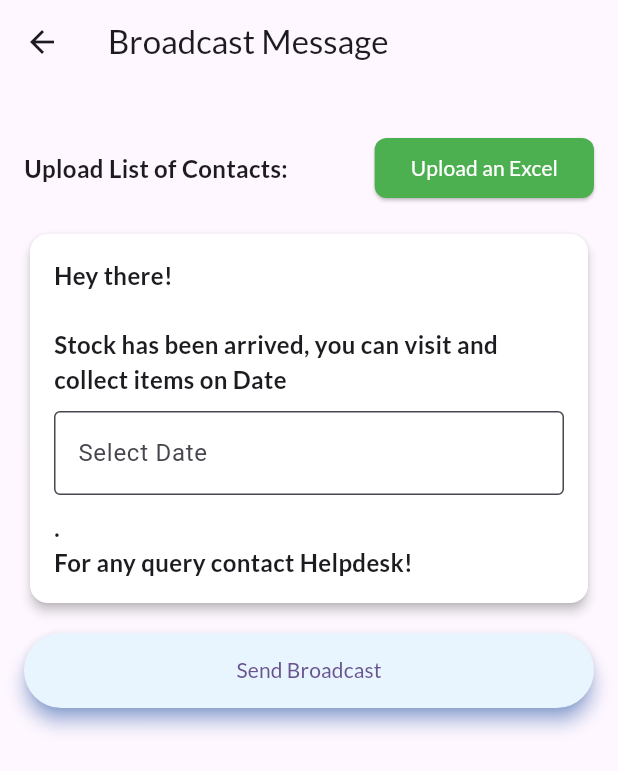
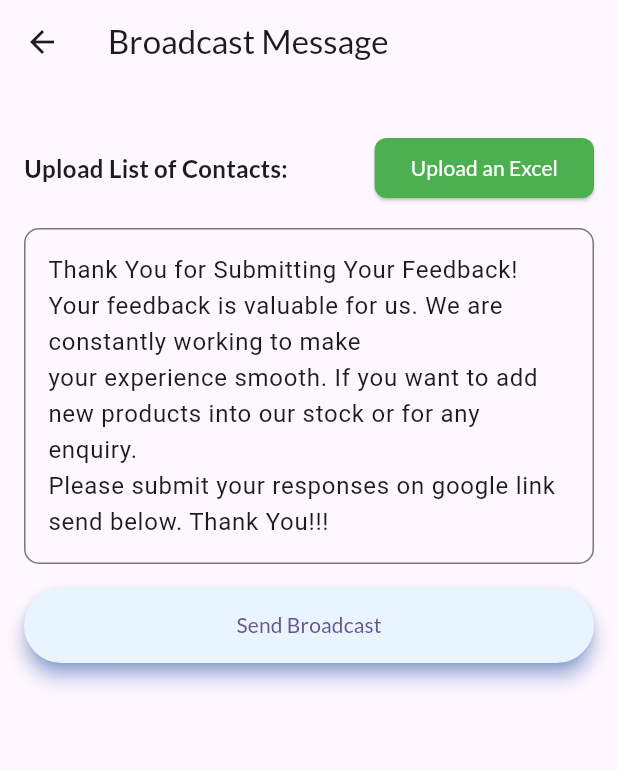
Before and after one commit to Gaurav-Vayuz/survey, a Flutter app: the BroadcastScreen screen opened directly, after a tap on "Upload an Excel", on a phone screen of 412 x 824 dp. Shown: the top 771 px of the screen. Run offline on Flutter 3.47's test engine with Material 3 defaults, Android fonts, the phone set to English and light mode, and no system bars; our stand-ins replace dio, file_picker, google_fonts, permission_handler, shared_preferences, syncfusion_flutter_datagrid; missing offline and left inert: excel; accounts and stored records are empty.

Commit message:
last commit

```diff
--- a/lib/admin/broadcast_screen.dart
+++ b/lib/admin/broadcast_screen.dart
@@ -1,5 +1,6 @@
 import 'dart:io';
 
+import 'package:file_picker/file_picker.dart';
 import 'package:flutter/material.dart';
 import 'package:google_fonts/google_fonts.dart';
 import 'package:provider/provider.dart';
@@ -7,6 +8,8 @@ import 'package:survey/provider/home_controller.dart';
 import 'package:survey/user/custom_elevated_button.dart';
 
 class BroadcastScreen extends StatefulWidget {
+  const BroadcastScreen({super.key});
+
   @override
   _BroadcastScreenState createState() => _BroadcastScreenState();
 }
@@ -29,13 +32,40 @@ class _BroadcastScreenState extends State<BroadcastScreen> {
   }
 
   HomeController? homeController;
-  String message = "This is Message by Admin";
+
   File? excelSheet;
+ final TextEditingController controller = TextEditingController();
   @override
   void initState() {
-    // TODO: implement initState
     homeController = Provider.of<HomeController>(context, listen: false);
+      controller.text =
+        '''Thank You for Submitting Your Feedback! Your feedback is valuable for us. We are constantly working to make
+your experience smooth. If you want to add new products into our stock or for any enquiry.
+Please submit your responses on google link send below. Thank You!!!
+Save this as default in textfield''';
     super.initState();
+  }
+
+  Future<void> _pickFile() async {
+    FilePickerResult? result = await FilePicker.platform.pickFiles(
+      type: FileType.custom,
+      allowedExtensions: ['xlsx',],
+    );
+
+    if (result != null) {
+      File file = File(result.files.single.path!);
+      if (file.lengthSync() <= 5 * 1024 * 1024) {
+        setState(() {
+          excelSheet = file;
+        });
+      } else {
+        ScaffoldMessenger.of(context).showSnackBar(const SnackBar(
+          content:
+              Text('File size exceeds 5 MB. Please select a smaller file.'),
+          backgroundColor: Colors.red,
+        ));
+      }
+    }
   }
 
   @override
@@ -50,19 +80,6 @@ class _BroadcastScreenState extends State<BroadcastScreen> {
         child: Column(
           crossAxisAlignment: CrossAxisAlignment.start,
           children: <Widget>[
-            // GestureDetector(
-            //   onTap: () {
-            //     // Handle template download
-            //   },
-            //   child: Text(
-            //     'Download Template: Template Format',
-            //     style: TextStyle(
-            //       color: Colors.blue,
-            //       fontWeight: FontWeight.bold,
-            //       decoration: TextDecoration.underline,
-            //     ),
-            //   ),
-            // ),
             const SizedBox(height: 16),
             Row(
               children: <Widget>[
@@ -74,9 +91,7 @@ class _BroadcastScreenState extends State<BroadcastScreen> {
                   ),
                 ),
                 ElevatedButton(
-                  onPressed: () {
-                    // Handle file upload
-                  },
+                  onPressed: _pickFile,
                   style: ElevatedButton.styleFrom(
                     backgroundColor: Colors.green,
                     shape: RoundedRectangleBorder(
@@ -89,58 +104,23 @@ class _BroadcastScreenState extends State<BroadcastScreen> {
               ],
             ),
             const SizedBox(height: 16),
-            Card(
-              color: Colors.white,
-              elevation: 3,
-              child: Container(
-                padding: const EdgeInsets.all(16),
-                child: Column(
-                  crossAxisAlignment: CrossAxisAlignment.start,
-                  children: [
-                    Text(
-                      'Hey there!\n\n'
-                      'Stock has been arrived, you can visit and collect items on Date ',
-                      style: GoogleFonts.lato(
-                        fontSize: 16,
-                        fontWeight: FontWeight.bold,
+              TextField(
+                controller: controller,
+                maxLines: 8,
+                decoration: InputDecoration(
+                  border: OutlineInputBorder(
+                    borderRadius: BorderRadius.circular(10),
+                  ),
+                  hintText: 'Enter your SMS template here',
                 ),
               ),
-                    const SizedBox(
-                      height: 10,
-                    ),
-                    GestureDetector(
-                      onTap: () => _selectDate(context),
-                      child: AbsorbPointer(
-                        child: TextField(
-                          controller: _dateController,
-                          decoration: const InputDecoration(
-                            hintText: 'Select Date',
-                            border: OutlineInputBorder(),
-                            filled: true,
-                            fillColor: Colors.white,
-                          ),
-                        ),
-                      ),
-                    ),
-                    const SizedBox(
-                      height: 10,
-                    ),
-                    Text(
-                      '.\nFor any query contact Helpdesk!',
-                      style: GoogleFonts.lato(
-                        fontSize: 16,
-                        fontWeight: FontWeight.bold,
-                      ),
-                    ),
-                  ],
-                ),
-              ),
-            ),
+
            const SizedBox(height: 16),
             CustomElevatedButton(
               onTap: () {
+                if (excelSheet?.path != null) {
                   homeController
-                    ?.sendBroadCastMessage(message, excelSheet, context)
+                      ?.sendBroadCastMessage(controller.text, excelSheet, context)
                       .then((value) {
                     if (value == true) {
                       ScaffoldMessenger.of(context).showSnackBar(const SnackBar(
@@ -154,6 +134,12 @@ class _BroadcastScreenState extends State<BroadcastScreen> {
                       ));
                     }
                   });
+                } else {
+                  ScaffoldMessenger.of(context).showSnackBar(const SnackBar(
+                    content: Text('Kindly add the xlsx sheet'),
+                    backgroundColor: Colors.red,
+                  ));
+                }
               },
               text: 'Send Broadcast',
             )
--- a/lib/admin/dashboard.dart
+++ b/lib/admin/dashboard.dart
@@ -62,7 +62,7 @@ class _CustomerDataScreenState extends State<CustomerDataScreen> {
       ),
       body: homeController!.loading
           ? const Center(child: CircularProgressIndicator())
-          : SfDataGrid(
+          : homeController!.userFormList.isNotEmpty? SfDataGrid(
               source: customerDataSource,
               columns: [
                 GridColumn(
@@ -106,7 +106,8 @@ class _CustomerDataScreenState extends State<CustomerDataScreen> {
                   ),
                 ),
               ],
-            ),
+            ):const Center(child: Text("No Data Found", style: TextStyle( fontSize: 24),)),
+
     );
   }
 }
--- a/lib/user/sign_in_screen.dart
+++ b/lib/user/sign_in_screen.dart
@@ -82,7 +82,7 @@ class _LoginPageState extends State<LoginPage>
           ],
         ),
       ),
-      body: TabBarView(
+      body:homeController.loading?Center(child: CircularProgressIndicator()): TabBarView(
         controller: _tabController,
         children: [
           _buildLoginTab('User', _userFormKey),
--- a/pubspec.yaml
+++ b/pubspec.yaml
@@ -44,6 +44,8 @@ dependencies:
   dio:
   provider:
   shared_preferences: ^2.2.3
+  file_picker: ^5.0.1
+
 
 dev_dependencies:
   flutter_test:
```
Also changed, not shown: lib/admin/download_custmor_data.dart (+78 -59 lines), lib/admin/generateAndSaveExcel.dart (+59 -30 lines), lib/provider/home_controller.dart (+5 -2 lines), lib/user/thank_you.dart (+28 -5 lines), pubspec.lock, 1 other file. Lines whose indentation alone changed are shown as unchanged.
